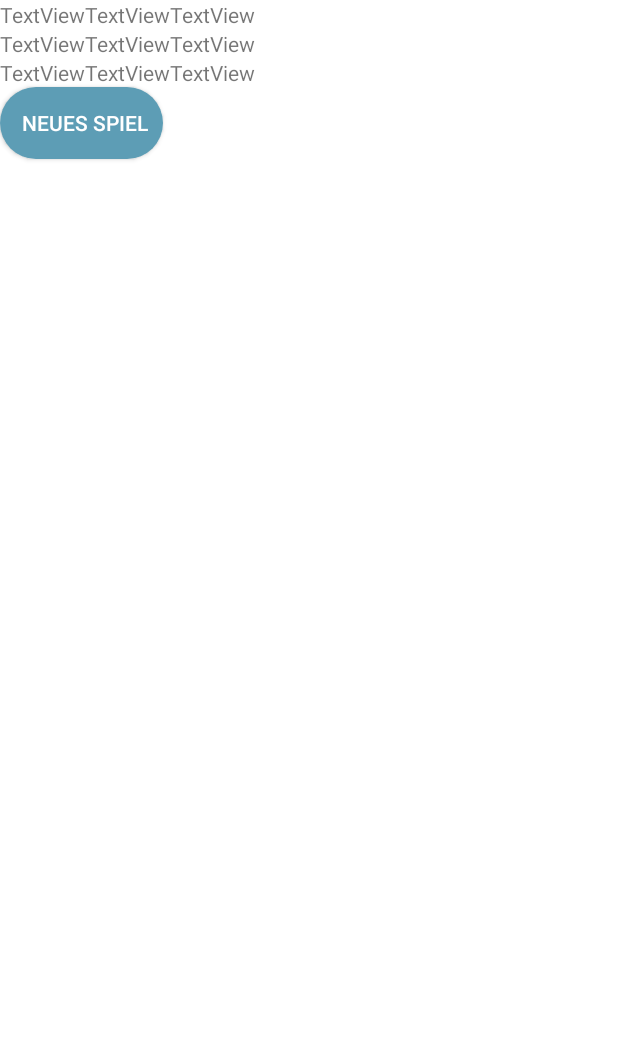
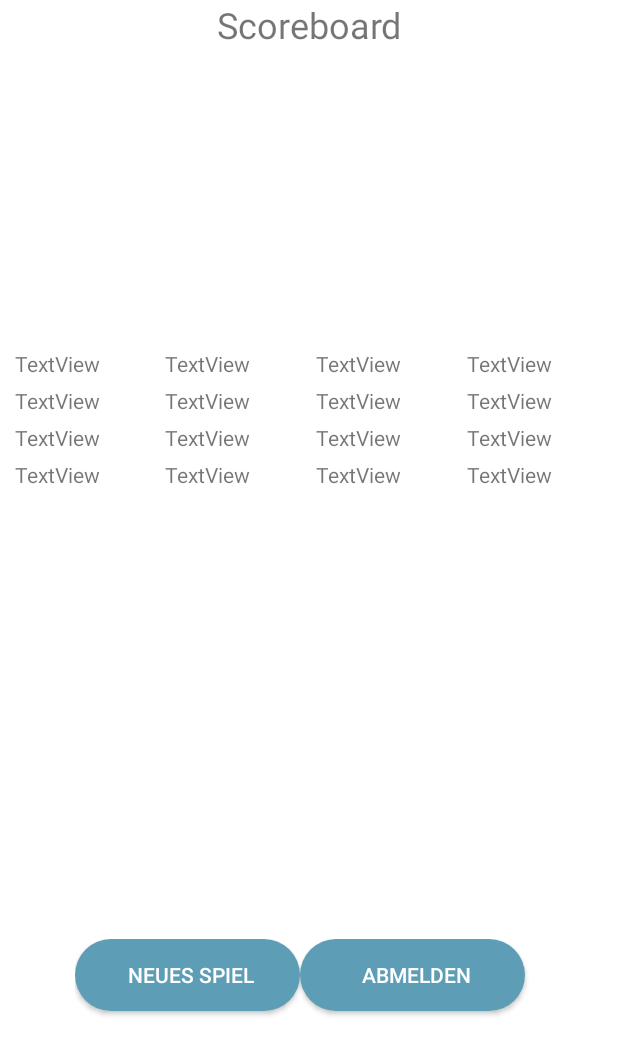
Before and after one commit to axntoniia/AndroidApp, an Android app: the Evaluation screen opened directly, with no data from a screen before it, on a phone screen of 412 x 824 dp. Shown: the top 1055 px of the screen. Run offline under Robolectric (Android 15) with nearby library versions, the phone set to English and light mode, and no system bars.

Commit message:
Scoreboard geupdated, Backendfehlt noch

```diff
--- a/app/src/main/java/com/example/androidapp/DbHelper.java
+++ b/app/src/main/java/com/example/androidapp/DbHelper.java
@@ -100,7 +100,7 @@ public class DbHelper extends SQLiteOpenHelper {
     }
 
     public void insertUser(String user, String passwd, String email){
-        User u = new User(user, passwd, email, 0, 0);
+        User u = new User(user, passwd, email, 3, 10);
         addUser(u);
     }
 
@@ -173,13 +173,13 @@ public class DbHelper extends SQLiteOpenHelper {
     public void setScore(String user, int score){
         db = getWritableDatabase();
         int scoreFinal = getUserScore(user) + score;
-        db.rawQuery("UPDATE " + UserTable.TABLE_NAME + " SET " + UserTable.COLUMN_SCORE + " = " + scoreFinal + " WHERE " + UserTable.COLUMN_USER + " = ?", new String[] {user});
+        db.execSQL("UPDATE " + UserTable.TABLE_NAME + " SET " + UserTable.COLUMN_SCORE + " = " + scoreFinal + " WHERE " + UserTable.COLUMN_USER + " = ?", new String[] {user});
     }
 
     public void setScoreTotal(String user, int totalScore){
         db = getWritableDatabase();
-        int scoreTotalFinal = getUserScore(user) + totalScore;
-        db.rawQuery("UPDATE " + UserTable.TABLE_NAME + " SET " + UserTable.COLUMN_SCORETOTAL + " = " + scoreTotalFinal + " WHERE " + UserTable.COLUMN_USER + " = ?", new String[] {user});
+        int scoreTotalFinal = getUserScoreTotal(user) + totalScore;
+        db.execSQL("UPDATE " + UserTable.TABLE_NAME + " SET " + UserTable.COLUMN_SCORETOTAL + " = " + scoreTotalFinal + " WHERE " + UserTable.COLUMN_USER + " = ?", new String[] {user});
     }
 
 
--- a/app/src/main/java/com/example/androidapp/Evaluation.java
+++ b/app/src/main/java/com/example/androidapp/Evaluation.java
@@ -5,20 +5,70 @@ import android.content.Intent;
 import android.os.Bundle;
 import android.view.View;
 import android.widget.Button;
+import android.widget.TextView;
 import android.widget.Toast;
+
+import org.w3c.dom.Text;
 
 public class Evaluation extends Activity implements View.OnClickListener
 {
     private Button btnNewGame;
+    private Button btnLogout;
+
+    private TextView tv_headerUser;
+    private TextView tv_headerScore;
+    private TextView tv_headerScoreTotal;
+    private TextView tv_headerScorePercent;
+
+    private TextView tv_user1;
+    private TextView tv_score1;
+    private TextView tv_scoreTotal1;
+    private TextView tv_scorePercent1;
+
+    private TextView tv_user2;
+    private TextView tv_score2;
+    private TextView tv_scoreTotal2;
+    private TextView tv_scorePercent2;
+
+    private TextView tv_user3;
+    private TextView tv_score3;
+    private TextView tv_scoreTotal3;
+    private TextView tv_scorePercent3;
+
+
 
     @Override
     protected void onCreate(Bundle savedInstanceState)
     {
         super.onCreate(savedInstanceState);
         setContentView(R.layout.evaluation);
+        DbHelper dbHelper = new DbHelper(this);
+        dbHelper.getWritableDatabase();
 
-        btnNewGame = (Button) findViewById(R.id.btnNewGame);
+        btnNewGame = findViewById(R.id.btnNewGame);
+        btnLogout = findViewById(R.id.btnLogout);
         btnNewGame.setOnClickListener(this);
+        btnLogout.setOnClickListener(this);
+
+        tv_headerUser = findViewById(R.id.tv_headlineUser);
+        tv_headerScore = findViewById(R.id.tv_headlineScore);
+        tv_headerScoreTotal = findViewById(R.id.tv_headlineScoreTotal);
+        tv_headerScorePercent = findViewById(R.id.tv_headlineScorePercent);
+
+        tv_user1 = findViewById(R.id.tv_user1);
+        tv_score1 = findViewById(R.id.tv_score1);
+        tv_scoreTotal1 = findViewById(R.id.tv_scoreTotal1);
+        tv_scorePercent1 = findViewById(R.id.tv_scorePercent1);
+
+        tv_user1 = findViewById(R.id.tv_user2);
+        tv_score2 = findViewById(R.id.tv_score2);
+        tv_scoreTotal2 = findViewById(R.id.tv_scoreTotal2);
+        tv_scorePercent2 = findViewById(R.id.tv_scorePercent2);
+
+        tv_user3 = findViewById(R.id.tv_user3);
+        tv_score3 = findViewById(R.id.tv_score3);
+        tv_scoreTotal3 = findViewById(R.id.tv_scoreTotal3);
+        tv_scorePercent3 = findViewById(R.id.tv_scorePercent3);
     }
 
     @Override
--- a/app/src/main/java/com/example/androidapp/Questions.java
+++ b/app/src/main/java/com/example/androidapp/Questions.java
@@ -1,5 +1,6 @@
 package com.example.androidapp;
 
+import android.annotation.SuppressLint;
 import android.app.Activity;
 import android.content.Intent;
 import android.content.SharedPreferences;
@@ -70,6 +71,7 @@ public class Questions extends Activity implements View.OnClickListener
         questionList = dbHelper.getAllQuestions();
         questionsCounterTotal = 5;
         questionCounter = 0;
+        score = 0;
         Collections.shuffle(questionList);
         userPref = getSharedPreferences("currentUser", MODE_PRIVATE);
         user = userPref.getString("currentUser", "");
@@ -79,6 +81,7 @@ public class Questions extends Activity implements View.OnClickListener
         showNextQuestion();
     }
 
+    @SuppressLint("SetTextI18n")
     private void showNextQuestion(){
         if (questionCounter < questionsCounterTotal) {
             currentQuestion = questionList.get(questionCounter);
@@ -121,7 +124,7 @@ public class Questions extends Activity implements View.OnClickListener
             DbHelper dbHelper = new DbHelper(this);
             try {
                 dbHelper.setScore(user, score);
-                dbHelper.setScoreTotal(user, totalscore);
+                dbHelper.setScoreTotal(user, 5);
                 finishQuiz();
             }
             catch(Exception e){
@@ -138,12 +141,10 @@ public class Questions extends Activity implements View.OnClickListener
 
     private void answerR(){
         score++;
-        totalscore++;
         showNextQuestion();
     }
 
     private void answerW(){
-        totalscore++;
         showNextQuestion();
     }
 
--- a/app/src/main/java/com/example/androidapp/Registration.java
+++ b/app/src/main/java/com/example/androidapp/Registration.java
@@ -44,7 +44,13 @@ public class Registration extends AppCompatActivity implements View.OnClickListe
         String passwd = et_password.getText().toString();
         String passwd_conf = et_confirmpassword.getText().toString();
         String email = et_email.getText().toString();
-        if(passwd.equals(passwd_conf)){
+        if(user.isEmpty()){
+            Toast.makeText(getApplicationContext(), "Benutzername darf nicht leer sein.", Toast.LENGTH_SHORT).show();
+        }
+        else if(passwd.isEmpty()){
+            Toast.makeText(getApplicationContext(), "Passwort darf nicht leer sein.", Toast.LENGTH_SHORT).show();
+        }
+        else if(passwd.equals(passwd_conf)){
             DbHelper dbHelper = new DbHelper(this);
             if(!dbHelper.checkUsername(user)) {
                 dbHelper.insertUser(user, passwd, email);
--- a/app/src/main/res/layout/evaluation.xml
+++ b/app/src/main/res/layout/evaluation.xml
@@ -8,32 +8,50 @@
     android:orientation="vertical" >
 
     <LinearLayout
-        android:layout_width="wrap_content"
+        android:layout_width="match_parent"
         android:layout_height="wrap_content"
         android:orientation="vertical">
+
+        <TextView
+            android:id="@+id/tv_scoreboard"
+            android:layout_width="match_parent"
+            android:layout_height="wrap_content"
+            android:layout_weight="1"
+            android:text="Scoreboard"
+            android:textAlignment="center"
+            android:textSize="24sp" />
 
         <LinearLayout
             android:layout_width="match_parent"
             android:layout_height="match_parent"
             android:layout_weight="1"
-            android:orientation="horizontal">
+            android:orientation="horizontal"
+            android:layout_marginLeft="10dp"
+            android:layout_marginTop="200dp">
 
             <TextView
-                android:id="@+id/textView7"
+                android:id="@+id/tv_headlineUser"
                 android:layout_width="wrap_content"
                 android:layout_height="wrap_content"
                 android:layout_weight="1"
                 android:text="TextView" />
 
             <TextView
-                android:id="@+id/textView9"
+                android:id="@+id/tv_headlineScore"
                 android:layout_width="wrap_content"
                 android:layout_height="wrap_content"
                 android:layout_weight="1"
                 android:text="TextView" />
 
             <TextView
-                android:id="@+id/textView8"
+                android:id="@+id/tv_headlineScoreTotal"
+                android:layout_width="wrap_content"
+                android:layout_height="wrap_content"
+                android:layout_weight="1"
+                android:text="TextView" />
+
+            <TextView
+                android:id="@+id/tv_headlineScorePercent"
                 android:layout_width="wrap_content"
                 android:layout_height="wrap_content"
                 android:layout_weight="1"
@@ -44,24 +62,33 @@
             android:layout_width="match_parent"
             android:layout_height="match_parent"
             android:layout_weight="1"
-            android:orientation="horizontal">
+            android:orientation="horizontal"
+            android:layout_marginLeft="10dp"
+            android:layout_marginTop="5dp">
 
             <TextView
-                android:id="@+id/textView11"
+                android:id="@+id/tv_user1"
                 android:layout_width="wrap_content"
                 android:layout_height="wrap_content"
                 android:layout_weight="1"
                 android:text="TextView" />
 
             <TextView
-                android:id="@+id/textView12"
+                android:id="@+id/tv_score1"
                 android:layout_width="wrap_content"
                 android:layout_height="wrap_content"
                 android:layout_weight="1"
                 android:text="TextView" />
 
             <TextView
-                android:id="@+id/textView10"
+                android:id="@+id/tv_scoreTotal1"
+                android:layout_width="wrap_content"
+                android:layout_height="wrap_content"
+                android:layout_weight="1"
+                android:text="TextView" />
+
+            <TextView
+                android:id="@+id/tv_scorePercent1"
                 android:layout_width="wrap_content"
                 android:layout_height="wrap_content"
                 android:layout_weight="1"
@@ -72,38 +99,106 @@
             android:layout_width="match_parent"
             android:layout_height="match_parent"
             android:layout_weight="1"
-            android:orientation="horizontal">
+            android:orientation="horizontal"
+            android:layout_marginLeft="10dp"
+            android:layout_marginTop="5dp">
 
             <TextView
-                android:id="@+id/textView"
+                android:id="@+id/tv_user2"
                 android:layout_width="wrap_content"
                 android:layout_height="wrap_content"
                 android:layout_weight="1"
                 android:text="TextView" />
 
             <TextView
-                android:id="@+id/textView2"
+                android:id="@+id/tv_score2"
                 android:layout_width="wrap_content"
                 android:layout_height="wrap_content"
                 android:layout_weight="1"
                 android:text="TextView" />
 
             <TextView
-                android:id="@+id/textView3"
+                android:id="@+id/tv_scoreTotal2"
+                android:layout_width="wrap_content"
+                android:layout_height="wrap_content"
+                android:layout_weight="1"
+                android:text="TextView" />
+
+            <TextView
+                android:id="@+id/tv_scorePercent2"
                 android:layout_width="wrap_content"
                 android:layout_height="wrap_content"
                 android:layout_weight="1"
                 android:text="TextView" />
         </LinearLayout>
 
+        <LinearLayout
+            android:layout_width="match_parent"
+            android:layout_height="match_parent"
+            android:layout_weight="1"
+            android:orientation="horizontal"
+            android:layout_marginLeft="10dp"
+            android:layout_marginTop="5dp">
+
+            <TextView
+                android:id="@+id/tv_user3"
+                android:layout_width="wrap_content"
+                android:layout_height="wrap_content"
+                android:layout_weight="1"
+                android:text="TextView" />
+
+            <TextView
+                android:id="@+id/tv_score3"
+                android:layout_width="wrap_content"
+                android:layout_height="wrap_content"
+                android:layout_weight="1"
+                android:text="TextView" />
+
+            <TextView
+                android:id="@+id/tv_scoreTotal3"
+                android:layout_width="wrap_content"
+                android:layout_height="wrap_content"
+                android:layout_weight="1"
+                android:text="TextView" />
+
+            <TextView
+                android:id="@+id/tv_scorePercent3"
+                android:layout_width="wrap_content"
+                android:layout_height="wrap_content"
+                android:layout_weight="1"
+                android:text="TextView" />
+
         </LinearLayout>
+
+        <LinearLayout
+            android:layout_width="match_parent"
+            android:layout_height="match_parent"
+            android:layout_weight="1"
+            android:orientation="horizontal"
+            android:layout_marginTop="300dp"
+            android:layout_marginLeft="50dp">
 
             <Button
                 android:id="@+id/btnNewGame"
-        android:layout_width="wrap_content"
+                android:layout_width="150dp"
                 android:layout_height="wrap_content"
+                android:layout_marginBottom="20dp"
                 android:background="@drawable/layout_button"
                 android:text="@string/button_newGame"
                 android:textAlignment="center"
                 android:textColor="#FFFFFF" />
+
+            <Button
+                android:id="@+id/btnLogout"
+                android:layout_width="150dp"
+                android:layout_height="wrap_content"
+                android:layout_marginBottom="20dp"
+                android:background="@drawable/layout_button"
+                android:text="@string/button_logout"
+                android:textAlignment="center"
+                android:textColor="#FFFFFF" />
         </LinearLayout>
+
+    </LinearLayout>
+
+</LinearLayout>
--- a/app/src/main/res/layout/questions.xml
+++ b/app/src/main/res/layout/questions.xml
@@ -19,33 +19,38 @@
             android:layout_height="wrap_content"
             android:text="Angemeldet als: X"
             android:layout_marginLeft="20dp"
-            android:layout_marginTop="20dp"/>
+            android:layout_marginTop="20dp"
+            android:textStyle="bold"/>
         <TextView
             android:id="@+id/tv_counter"
             android:layout_width="wrap_content"
             android:layout_height="wrap_content"
             android:text="Frage: 0"
-            android:layout_marginLeft="20dp" />
+            android:layout_marginLeft="20dp"
+            android:textStyle="bold"/>
         <TextView
             android:id="@+id/tv_score"
             android:layout_width="wrap_content"
             android:layout_height="wrap_content"
             android:text="Score: 0"
-            android:layout_marginLeft="20dp" />
+            android:layout_marginLeft="20dp"
+            android:textStyle="bold"/>
 
         <TextView
             android:id="@+id/tv_scoreTotalRight"
             android:layout_width="wrap_content"
             android:layout_height="wrap_content"
             android:text="Insgesamt richtig beantwortet: 0"
-            android:layout_marginLeft="20dp" />
+            android:layout_marginLeft="20dp"
+            android:textStyle="bold"/>
 
         <TextView
             android:id="@+id/tv_scoreTotal"
             android:layout_width="wrap_content"
             android:layout_height="wrap_content"
             android:text="Insgesamt beantwortet: 0 "
-            android:layout_marginLeft="20dp" />
+            android:layout_marginLeft="20dp"
+            android:textStyle="bold"/>
 
 
     </LinearLayout>
--- a/app/src/main/res/values/strings.xml
+++ b/app/src/main/res/values/strings.xml
@@ -24,4 +24,5 @@
 
     //Strings for Evaluation
     <string name="button_newGame">Neues Spiel</string>
+    <string name="button_logout">Abmelden</string>
 </resources>
```
Lines whose indentation alone changed are shown as unchanged.
